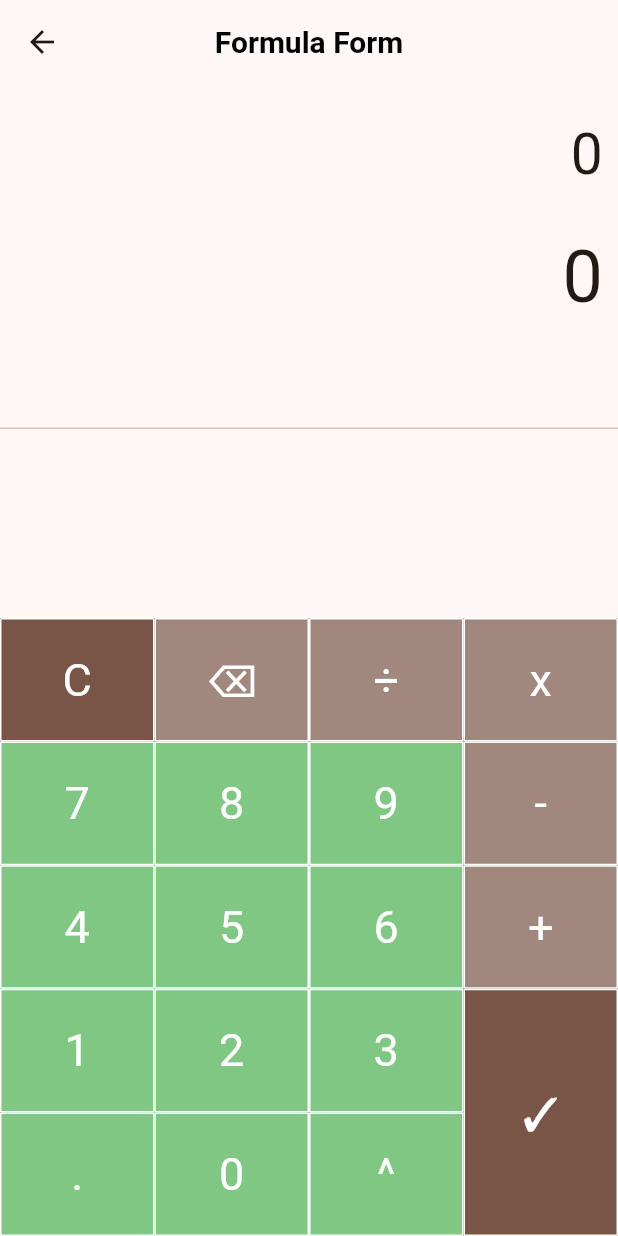
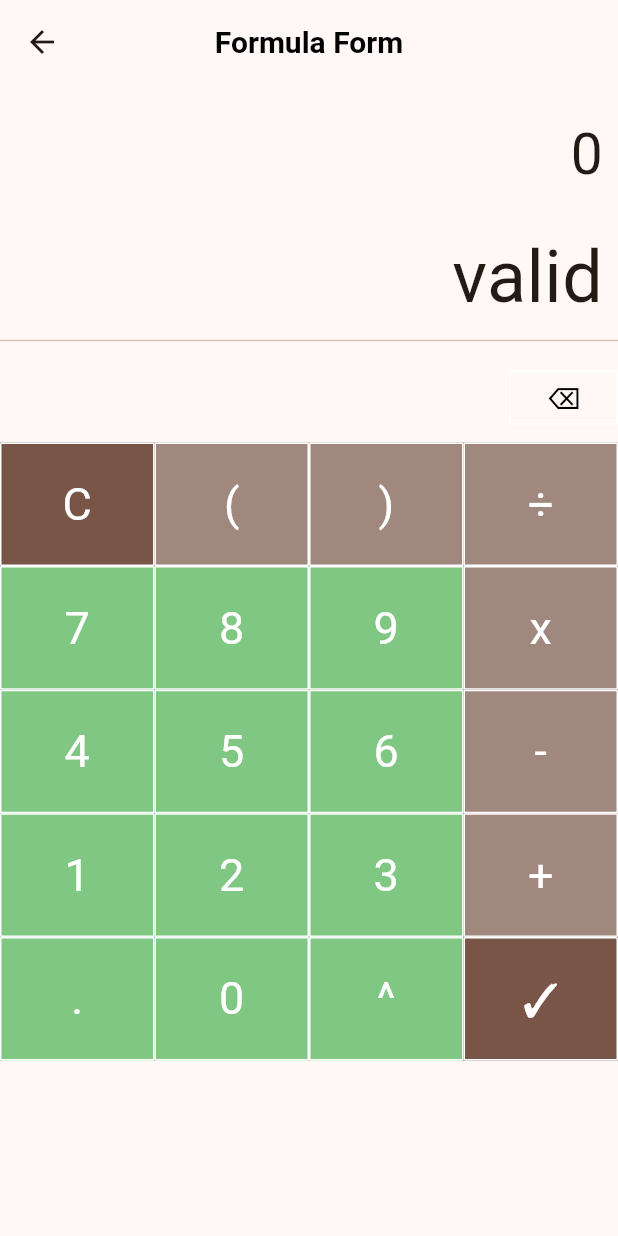
Before and after one commit to Besutodesuka/Formem, a Flutter app: the AddFormula screen opened directly, after a tap on "equation", on a phone screen of 412 x 824 dp. Run offline on Flutter 3.47's test engine with Material 2 defaults, Android fonts, the phone set to English and light mode, and no system bars; our stand-ins replace go_router, hive_flutter, math_expressions; missing offline and left inert: dart:ffi, dart:js_interop; accounts and stored records are empty.

Commit message:
feat: add validator and  need to add regex for ginal touch

```diff
--- a/lib/pages/add_formular.dart
+++ b/lib/pages/add_formular.dart
@@ -1,3 +1,5 @@
+import 'dart:js_interop';
+
 import 'package:flutter/material.dart';
 import 'package:formem/pages/calculator.dart';
 import 'package:hive_flutter/hive_flutter.dart';
@@ -16,11 +18,13 @@ class _AddFormulaState extends State<AddFormula> {
   // ref to db
   final _NameController = TextEditingController();
   final _UnitController = TextEditingController();
-  final _FormulaController = TextEditingController(text: '');
+  final _FormulaController = TextEditingController();
   final _formulaBox = Hive.box('formula');
+  late int target_del;
 
   List TempVariable = [];
   var FormNameController = TextEditingController();
+
   // write data
   void writeData(String key, List value) {
     /* # schema is
@@ -64,11 +68,16 @@ class _AddFormulaState extends State<AddFormula> {
         });
   }
 
+  void Onsave_formula() {
+    setState(() {});
+  }
+
   @override
   Widget build(BuildContext context) {
     return Scaffold(
       appBar: AddformAppbar(),
-      body: Column(children: [
+      body: SingleChildScrollView(
+        child: Column(children: [
           // Container(child: Text('Name')),
           Container(
             margin: const EdgeInsets.only(top: 30, left: 20, right: 20),
@@ -117,7 +126,13 @@ class _AddFormulaState extends State<AddFormula> {
                     itemBuilder: (context, index) {
                       return VarTile(
                         Name: TempVariable[index][0],
-                        Unit: TempVariable[index][1]);
+                        Unit: TempVariable[index][1],
+                        Ondel: () {
+                          setState(() {
+                            TempVariable.removeAt(index);
+                          });
+                        },
+                      );
                     },
                   )
                 : const Center(child: Text('No items')),
@@ -137,6 +152,7 @@ class _AddFormulaState extends State<AddFormula> {
                   MaterialPageRoute(
                       builder: (context) => Calculatorview(
                             Variable: TempVariable,
+                            Equation_Text: _FormulaController,
                           )),
                 );
               },
@@ -156,6 +172,7 @@ class _AddFormulaState extends State<AddFormula> {
                 ),
               )),
         ]),
+      ),
       floatingActionButton: FloatingActionButton(
         tooltip: 'press here to add more formula',
         onPressed: SaveNewFormula,
--- a/lib/pages/calculator.dart
+++ b/lib/pages/calculator.dart
@@ -1,30 +1,39 @@
+import 'package:math_expressions/math_expressions.dart';
 import 'package:flutter/material.dart';
 
 class Calculatorview extends StatefulWidget {
   final List Variable;
-  Calculatorview({super.key, required this.Variable});
+  final TextEditingController Equation_Text;
+  Calculatorview(
+      {super.key, required this.Variable, required this.Equation_Text});
   @override
-  State<Calculatorview> createState() => _CalculatorviewState(Variable);
+  State<Calculatorview> createState() =>
+      _CalculatorviewState(Variable, Equation_Text);
 }
 
 class _CalculatorviewState extends State<Calculatorview> {
   List Variable;
-  _CalculatorviewState(this.Variable);
+  TextEditingController Equation_Text;
+  _CalculatorviewState(this.Variable, this.Equation_Text);
+
   String equation = "0";
-  String validate = "0";
-  String expression = "";
+  String validate = "valid";
+
   @override
   Widget build(BuildContext context) {
     return Scaffold(
       appBar: CalAppbar(),
-      body: Column(children: [
+      body: SingleChildScrollView(
+        child: Column(children: [
           // formula form
-        Container(
+          Expanded(
+            child: Container(
               alignment: Alignment.centerRight,
               padding: EdgeInsets.fromLTRB(10, 20, 10, 0),
               child: Text(
                 equation,
                 style: TextStyle(fontSize: 38),
+              ),
             ),
           ),
           // validator
@@ -36,18 +45,22 @@ class _CalculatorviewState extends State<Calculatorview> {
               style: TextStyle(fontSize: 48),
             ),
           ),
-        Expanded(child: Divider()),
+          const Expanded(child: Divider()),
+
+          Row(
+            children: [
               Container(
                 padding: EdgeInsets.only(bottom: 20, left: 10),
                 child: SizedBox(
                   height: 40,
+                  width: MediaQuery.of(context).size.width * 0.80,
                   child: ListView.builder(
                     scrollDirection: Axis.horizontal,
                     itemCount: Variable.length,
                     itemBuilder: (context, index) {
                       return Padding(
-                  padding: const EdgeInsets.only(
-                    left: 10,
+                        padding: EdgeInsets.only(
+                          left: 0,
                         ),
                         child: FloatingActionButton(
                             child: Text(Variable[index][0]),
@@ -56,6 +69,30 @@ class _CalculatorviewState extends State<Calculatorview> {
                     },
                   ),
                 ),
+              ),
+              Expanded(
+                child: Container(
+                    alignment: Alignment.topRight,
+                    width: MediaQuery.of(context).size.width * 0.20,
+                    height: 40,
+                    child: MaterialButton(
+                      shape: RoundedRectangleBorder(
+                          borderRadius: BorderRadius.circular(1),
+                          side: BorderSide(
+                              color: Colors.white,
+                              width: 1,
+                              style: BorderStyle.solid)),
+                      onPressed: () => TypePressed('⌫'),
+                      child: Text(
+                        '⌫',
+                        style: TextStyle(
+                            fontSize: 20,
+                            fontWeight: FontWeight.normal,
+                            color: Colors.black),
+                      ),
+                    )),
+              )
+            ],
           ),
           Row(
             mainAxisAlignment: MainAxisAlignment.start,
@@ -71,12 +108,12 @@ class _CalculatorviewState extends State<Calculatorview> {
                         color: Colors.brown,
                       ),
                       TypoButton(
-                      text: '⌫',
+                        text: '(',
                         height: MediaQuery.of(context).size.height * 0.1,
                         color: Colors.brown.shade300,
                       ),
                       TypoButton(
-                      text: '÷',
+                        text: ')',
                         height: MediaQuery.of(context).size.height * 0.1,
                         color: Colors.brown.shade300,
                       ),
@@ -158,6 +195,13 @@ class _CalculatorviewState extends State<Calculatorview> {
                   children: [
                     TableRow(children: [
                       TypoButton(
+                        text: '÷',
+                        height: MediaQuery.of(context).size.height * 0.1,
+                        color: Colors.brown.shade300,
+                      ),
+                    ]),
+                    TableRow(children: [
+                      TypoButton(
                         text: 'x',
                         height: MediaQuery.of(context).size.height * 0.1,
                         color: Colors.brown.shade300,
@@ -180,7 +224,7 @@ class _CalculatorviewState extends State<Calculatorview> {
                     TableRow(children: [
                       TypoButton(
                         text: '✓',
-                      height: MediaQuery.of(context).size.height * 0.1 * 2,
+                        height: MediaQuery.of(context).size.height * 0.1 * 1,
                         color: Colors.brown,
                       ),
                     ])
@@ -190,20 +234,70 @@ class _CalculatorviewState extends State<Calculatorview> {
             ],
           )
         ]),
+      ),
     );
   }
 
-  List Expression = ['x', '-', '+', '÷'];
+  List explist = ['x', '-', '+', '÷'];
+
+  bool Validate(String equation) {
+    try {
+      Parser p = Parser();
+      Expression exp = p.parse(equation);
+
+      ContextModel cm = ContextModel();
+      exp.evaluate(EvaluationType.REAL, cm);
+      return true;
+    } catch (e) {
+      return false;
+    }
+  }
+
+  void VarPress(int index){
+
+  }
+
   void TypePressed(String buttontext) {
     setState(() {
       if (buttontext == '✓') {
         // validate
+        equation = equation.replaceAll('x', '*');
+        equation = equation.replaceAll('÷', '/');
+        if (Validate(equation)) {
+          // set text of equation on Add form as we organized in this form
+          Equation_Text.text = equation;
+          // return to formula add Screen
+          Navigator.of(context).pop();
+        }
         // push to box
       } else if (buttontext == 'C') {
+        equation = "0";
+        validate = "invalid";
       } else if (buttontext == '⌫') {
-      } else if (Expression.contains(buttontext)) {
-      } else {}
-    });
+        if (equation.length == 1) {
+          equation = "0";
+        } else {
+          equation = equation.substring(0, equation.length - 1);
+        }
+      }
+      // else if (explist.contains(buttontext)) {
+      // }
+      else {
+        // number
+        if (equation == "0") {
+          equation = buttontext;
+        } else {
+          equation = equation + buttontext;
+        }
+      }
+    }
+    // validate
+      if (Validate(equation)) {
+        validate = "valid";
+      } else {
+        validate = "invalid";
+      }
+    );
   }
 
   Container TypoButton(
--- a/lib/widget/addvar_dialog_box.dart
+++ b/lib/widget/addvar_dialog_box.dart
@@ -17,7 +17,8 @@ class addvarAlert extends StatelessWidget {
 
   @override
   Widget build(BuildContext context) {
-    return AlertDialog(
+    return Expanded(
+      child: AlertDialog(
         backgroundColor: Colors.yellow[100],
         content: Container(
           height: 200,
@@ -54,6 +55,7 @@ class addvarAlert extends StatelessWidget {
             )
           ]),
         ),
+      ),
     );
   }
 }
--- a/pubspec.yaml
+++ b/pubspec.yaml
@@ -38,6 +38,7 @@ dependencies:
   go_router: ^9.0.1
   hive: ^2.2.3
   hive_flutter: ^1.1.0
+  math_expressions: ^2.4.0
 
 dev_dependencies:
   flutter_test:
@@ -50,6 +51,7 @@ dev_dependencies:
   # rules and activating additional ones.
   flutter_lints: ^2.0.0
   hive_generator: ^2.0.0
+  math_expressions: ^2.4.0
   build_runner: ^2.4.6
 
 # For information on the generic Dart part of this file, see the
```
Also changed, not shown: lib/widget/variable_tile.dart (+5 -4 lines), pubspec.lock. Lines whose indentation alone changed are shown as unchanged.
